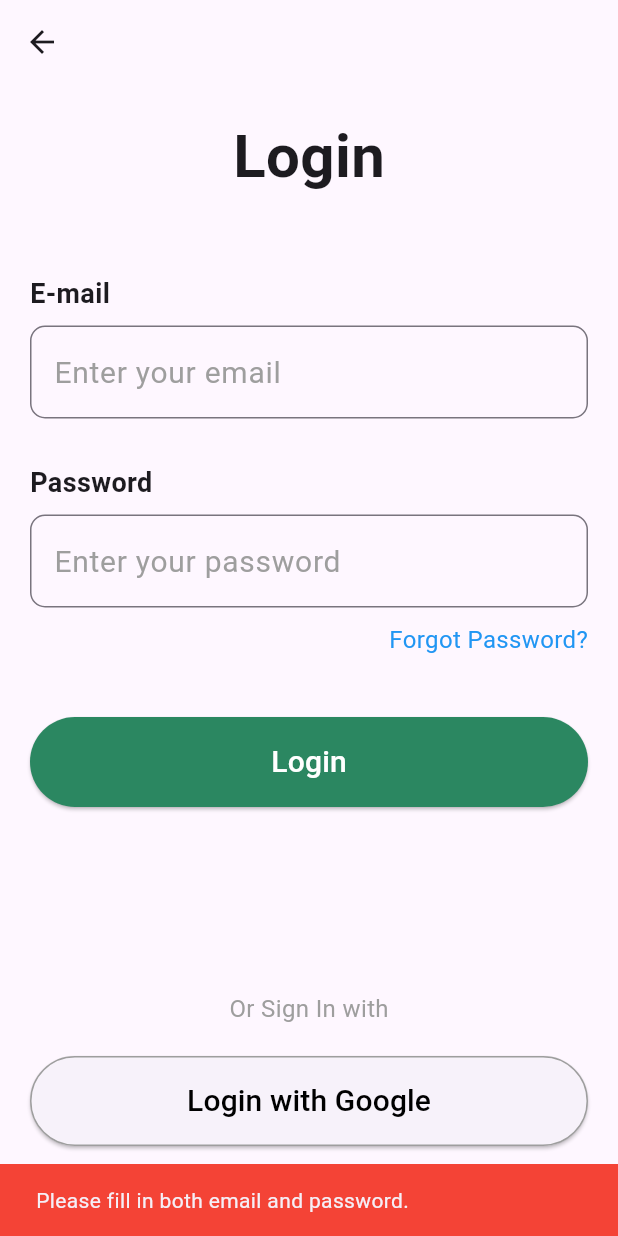
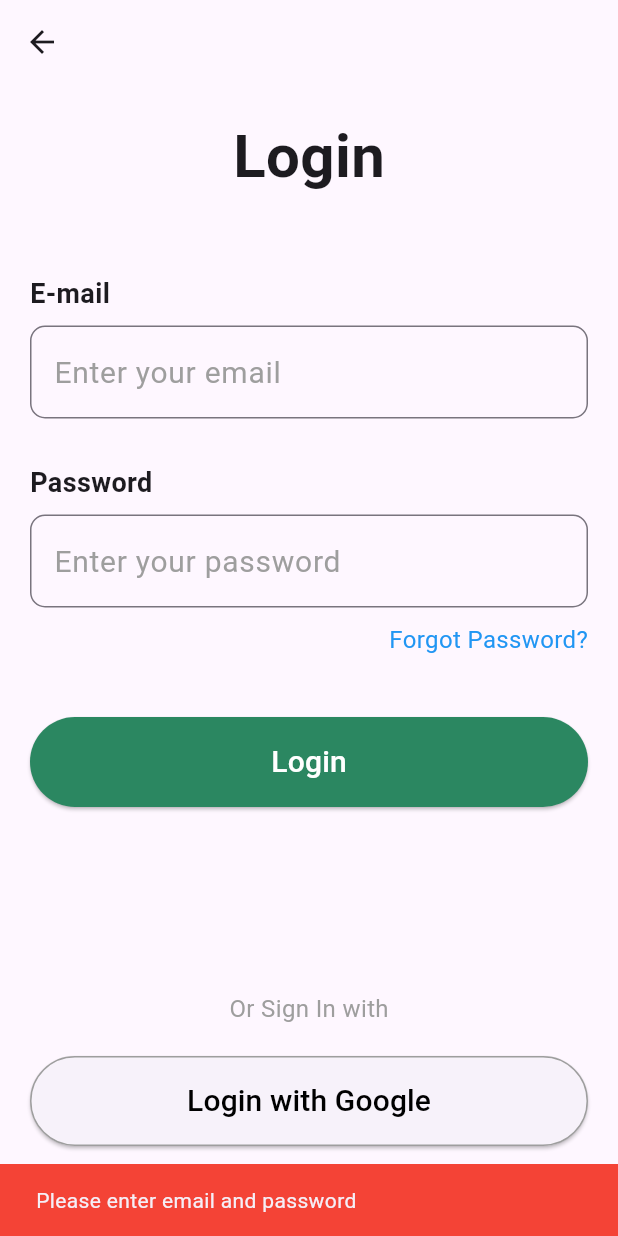
Before and after one commit to tasammie/authpage, a Flutter app: the LoginPage screen opened by its route, after a tap on "Login", on a phone screen of 412 x 824 dp. Run offline on Flutter 3.47's test engine with Material 3 defaults, Android fonts, the phone set to English and light mode, and no system bars; our stand-ins replace dio, flutter_secure_storage; accounts and stored records are empty.

Commit message:
new working function

```diff
--- a/lib/SCREEN/login_page.dart
+++ b/lib/SCREEN/login_page.dart
@@ -15,13 +15,13 @@ class _LoginPageState extends State<LoginPage> {
   final TextEditingController _passwordController = TextEditingController();
 
   void _login() async {
-    String email = _emailController.text.trim();
-    String password = _passwordController.text.trim();
+  String email = _emailController.text;
+  String password = _passwordController.text;
 
   if (email.isEmpty || password.isEmpty) {
     ScaffoldMessenger.of(context).showSnackBar(
       const SnackBar(
-          content: Text("Please fill in both email and password."),
+        content: Text("Please enter email and password"),
         backgroundColor: Colors.red,
         duration: Duration(seconds: 2),
       ),
@@ -29,8 +29,17 @@ class _LoginPageState extends State<LoginPage> {
     return;
   }
 
-    try {
-      await _authController.login(email, password);
+  final response = await _authController.login({'email': email, 'password': password});
+
+  if (response['statusCode'] == 401) {
+    ScaffoldMessenger.of(context).showSnackBar(
+      const SnackBar(
+        content: Text("Invalid email or password"),
+        backgroundColor: Colors.red,
+        duration: Duration(seconds: 2),
+      ),
+    );
+  } else if (response['statusCode'] == 200) {
     ScaffoldMessenger.of(context).showSnackBar(
       const SnackBar(
         content: Text("Login successful!"),
@@ -39,17 +48,19 @@ class _LoginPageState extends State<LoginPage> {
       ),
     );
 
-      Navigator.pushReplacementNamed(context, '/welcome_home');
-    } catch (e) {
+    // Navigate to the home page or dashboard after successful login
+    // Navigator.pushReplacementNamed(context, '/home');
+  } else {
     ScaffoldMessenger.of(context).showSnackBar(
       const SnackBar(
-          content: Text("Login failed. Please check your credentials."),
+        content: Text("Unexpected error occurred. Please try again."),
         backgroundColor: Colors.red,
         duration: Duration(seconds: 2),
       ),
     );
   }
 }
+
 
   @override
   Widget build(BuildContext context) {
```
Also changed, not shown: lib/SCREEN/register_page.dart (+18 -33 lines), lib/SERVICES/dio.dart (+12 -5 lines), lib/SERVICES/post_controller.dart (+34 -23 lines), 1 other file. Lines whose indentation alone changed are shown as unchanged.
